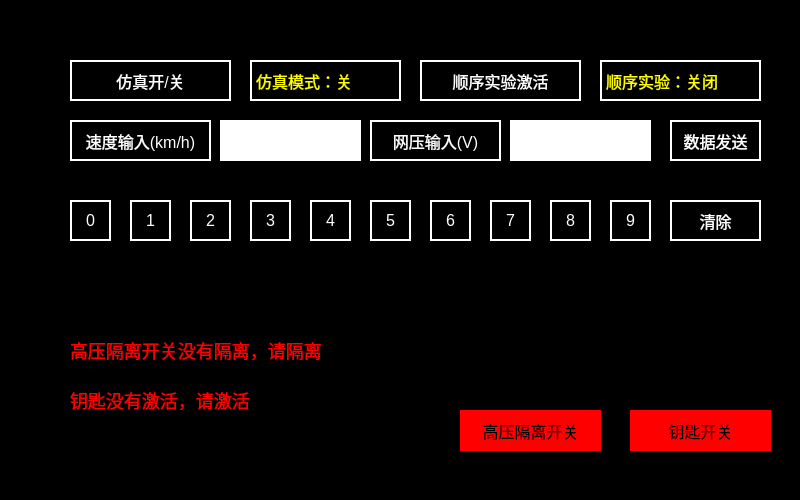
First picture: the form in main_simulate.ui, repository isliulin/Plan85HMI, before the edit.
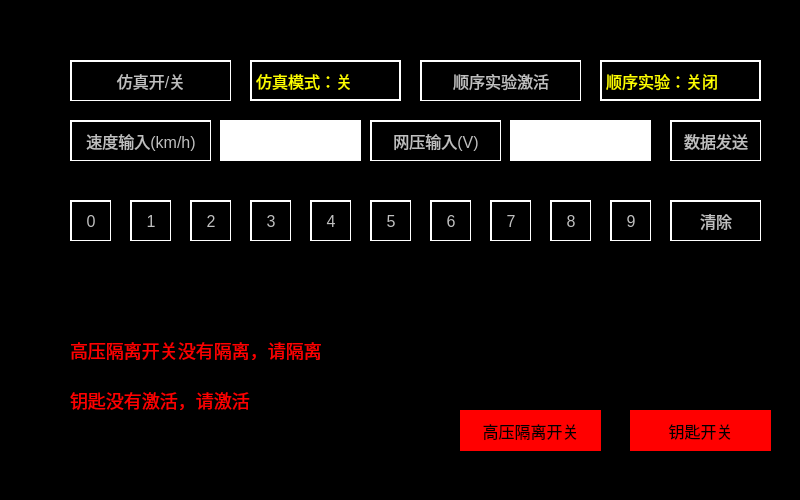
Second picture: the form after the edit.

Patch:
```diff
--- a/main_simulate.ui
+++ b/main_simulate.ui
@@ -23,11 +23,7 @@
 }
 QPushButton
 {
-	font:16px;
-    color: rgb(0,0,0);
-	background-color: rgb(0, 255, 0);
-	border-top: 2px solid white;	
-	border-left: 2px solid white;
+font: 16px;color: rgb(192,192,192);background-color: rgb(0, 0, 0);border: 1px solid white;border-top: 2px solid white;border-left: 2px solid white;
 }
 QLabel
 {
@@ -82,11 +78,7 @@
     <string>13</string>
    </property>
    <property name="styleSheet">
-    <string notr="true">	font:16px;
-    color: rgb(255,255,255);
-	background-color: rgb(0, 0, 0);
-border:2px solid white;
-</string>
+    <string notr="true"/>
    </property>
    <property name="text">
     <string>速度输入(km/h)</string>
@@ -105,10 +97,7 @@
     <string>14</string>
    </property>
    <property name="styleSheet">
-    <string notr="true">	font:16px;
-    color: rgb(255,255,255);
-	background-color: rgb(0, 0, 0);
-border:2px solid white;</string>
+    <string notr="true"/>
    </property>
    <property name="text">
     <string>网压输入(V)</string>
@@ -127,11 +116,7 @@
     <string>11</string>
    </property>
    <property name="styleSheet">
-    <string notr="true">	font:16px;
-    color: rgb(255,255,255);
-	background-color: rgb(0, 0, 0);
-border:2px solid white;
-</string>
+    <string notr="true"/>
    </property>
    <property name="text">
     <string>仿真开/关</string>
@@ -186,11 +171,7 @@
     <string>12</string>
    </property>
    <property name="styleSheet">
-    <string notr="true">	font:16px;
-    color: rgb(255,255,255);
-	background-color: rgb(0, 0, 0);
-border:2px solid white;
-</string>
+    <string notr="true"/>
    </property>
    <property name="text">
     <string>顺序实验激活</string>
@@ -289,11 +270,7 @@
     <string>15</string>
    </property>
    <property name="styleSheet">
-    <string notr="true">	font:16px;
-    color: rgb(255,255,255);
-	background-color: rgb(0, 0, 0);
-border:2px solid white;
-</string>
+    <string notr="true"/>
    </property>
    <property name="text">
     <string>数据发送</string>
@@ -312,11 +289,7 @@
     <string>0</string>
    </property>
    <property name="styleSheet">
-    <string notr="true">	font:16px;
-    color: rgb(255,255,255);
-	background-color: rgb(0, 0, 0);
-border:2px solid white;
-</string>
+    <string notr="true"/>
    </property>
    <property name="text">
     <string>0</string>
@@ -335,11 +308,7 @@
     <string>1</string>
    </property>
    <property name="styleSheet">
-    <string notr="true">	font:16px;
-    color: rgb(255,255,255);
-	background-color: rgb(0, 0, 0);
-border:2px solid white;
-</string>
+    <string notr="true"/>
    </property>
    <property name="text">
     <string>1</string>
@@ -358,11 +327,7 @@
     <string>2</string>
    </property>
    <property name="styleSheet">
-    <string notr="true">	font:16px;
-    color: rgb(255,255,255);
-	background-color: rgb(0, 0, 0);
-border:2px solid white;
-</string>
+    <string notr="true"/>
    </property>
    <property name="text">
     <string>2</string>
@@ -381,11 +346,7 @@
     <string>3</string>
    </property>
    <property name="styleSheet">
-    <string notr="true">	font:16px;
-    color: rgb(255,255,255);
-	background-color: rgb(0, 0, 0);
-border:2px solid white;
-</string>
+    <string notr="true"/>
    </property>
    <property name="text">
     <string>3</string>
@@ -404,11 +365,7 @@
     <string>4</string>
    </property>
    <property name="styleSheet">
-    <string notr="true">	font:16px;
-    color: rgb(255,255,255);
-	background-color: rgb(0, 0, 0);
-border:2px solid white;
-</string>
+    <string notr="true"/>
    </property>
    <property name="text">
     <string>4</string>
@@ -427,11 +384,7 @@
     <string>5</string>
    </property>
    <property name="styleSheet">
-    <string notr="true">	font:16px;
-    color: rgb(255,255,255);
-	background-color: rgb(0, 0, 0);
-border:2px solid white;
-</string>
+    <string notr="true"/>
    </property>
    <property name="text">
     <string>5</string>
@@ -450,11 +403,7 @@
     <string>6</string>
    </property>
    <property name="styleSheet">
-    <string notr="true">	font:16px;
-    color: rgb(255,255,255);
-	background-color: rgb(0, 0, 0);
-border:2px solid white;
-</string>
+    <string notr="true"/>
    </property>
    <property name="text">
     <string>6</string>
@@ -473,10 +422,7 @@
     <string>7</string>
    </property>
    <property name="styleSheet">
-    <string notr="true">	font:16px;
-    color: rgb(255,255,255);
-	background-color: rgb(0, 0, 0);
-border:2px solid white;
+    <string notr="true">
 </string>
    </property>
    <property name="text">
@@ -496,11 +442,7 @@
     <string>8</string>
    </property>
    <property name="styleSheet">
-    <string notr="true">	font:16px;
-    color: rgb(255,255,255);
-	background-color: rgb(0, 0, 0);
-border:2px solid white;
-</string>
+    <string notr="true"/>
    </property>
    <property name="text">
     <string>8</string>
@@ -519,11 +461,7 @@
     <string>9</string>
    </property>
    <property name="styleSheet">
-    <string notr="true">	font:16px;
-    color: rgb(255,255,255);
-	background-color: rgb(0, 0, 0);
-border:2px solid white;
-</string>
+    <string notr="true"/>
    </property>
    <property name="text">
     <string>9</string>
@@ -542,11 +480,7 @@
     <string>10</string>
    </property>
    <property name="styleSheet">
-    <string notr="true">	font:16px;
-    color: rgb(255,255,255);
-	background-color: rgb(0, 0, 0);
-border:2px solid white;
-</string>
+    <string notr="true"/>
    </property>
    <property name="text">
     <string>清除</string>
```
